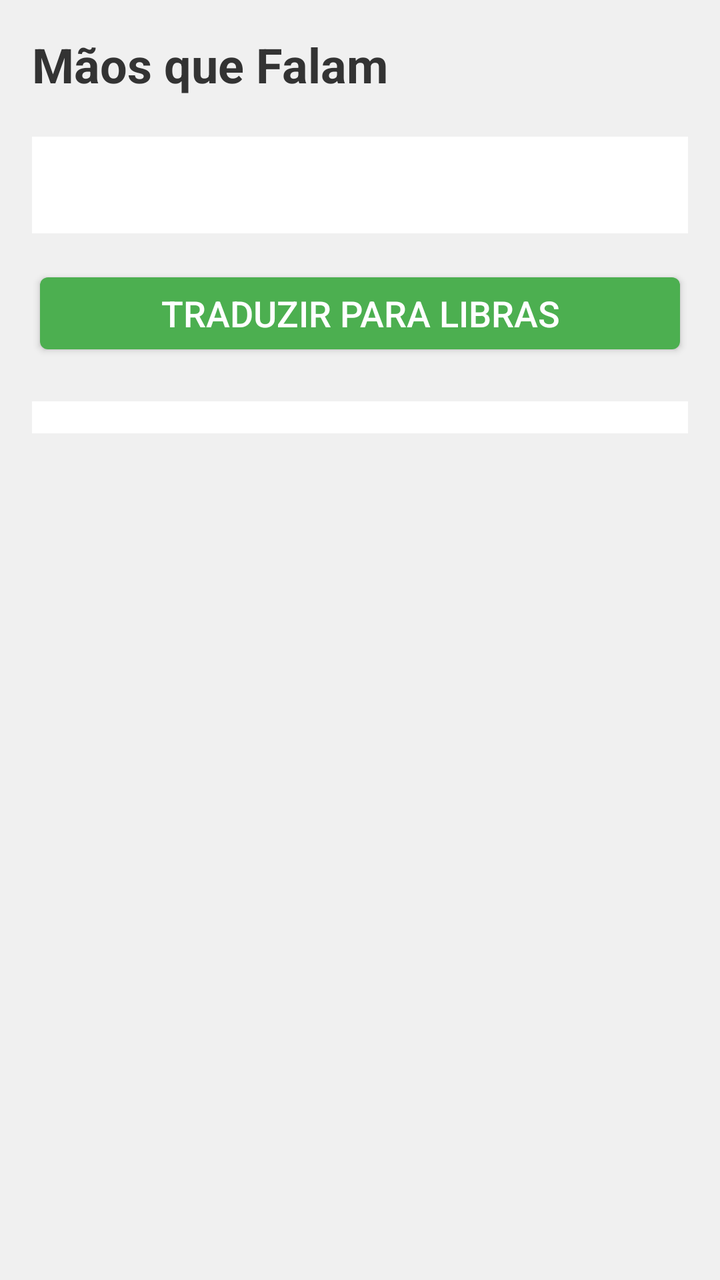
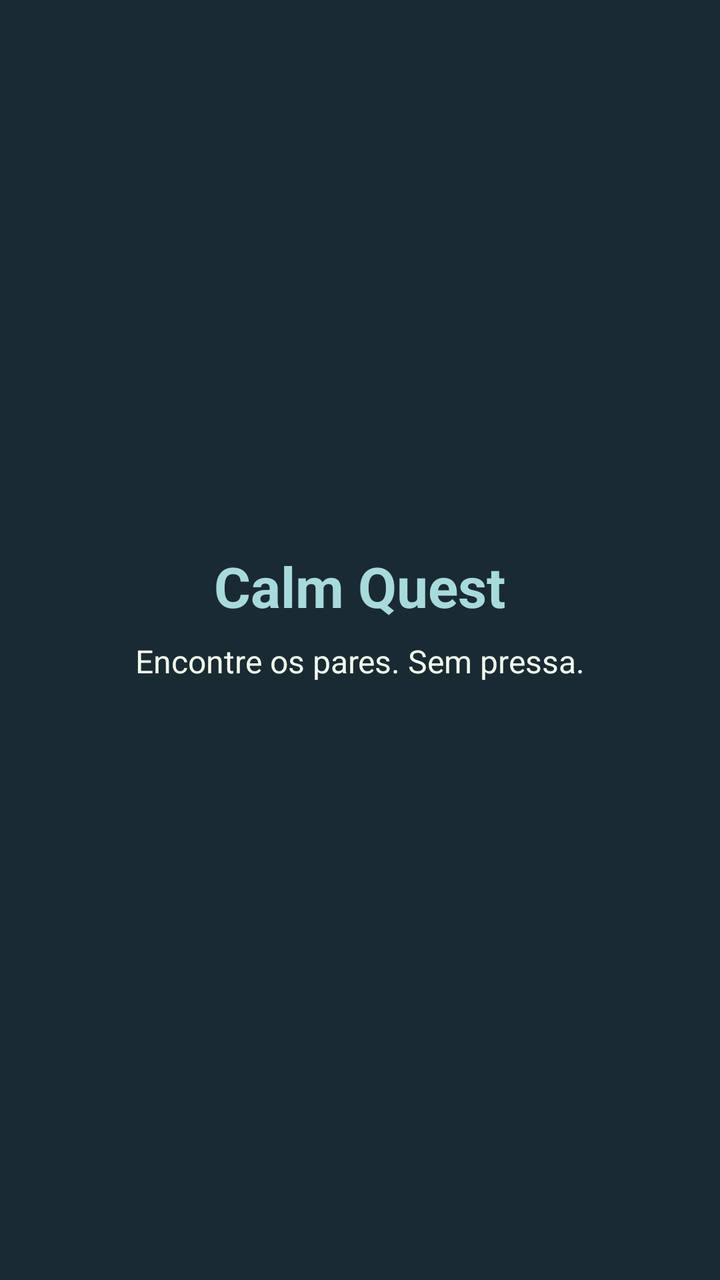

Two renders of the same Android screen: before a commit and after it. Below are the layout's source before the change and the commit's diff.
<!-- AndroidManifest.xml: application theme android:Theme.DeviceDefault.NoActionBar -->
<!-- res/layout/activity_main.xml -->
<?xml version="1.0" encoding="utf-8"?>
<LinearLayout xmlns:android="http://schemas.android.com/apk/res/android"
    android:layout_width="match_parent"
    android:layout_height="match_parent"
    android:orientation="vertical"
    android:padding="16dp"
    android:background="#F0F0F0">

    <TextView
        android:layout_width="wrap_content"
        android:layout_height="wrap_content"
        android:text="Mãos que Falam"
        android:textSize="24sp"
        android:textStyle="bold"
        android:textColor="#333333"
        android:layout_marginBottom="20dp"/>

    <EditText
        android:id="@+id/editTexto"
        android:layout_width="match_parent"
        android:layout_height="wrap_content"
        android:hint="Digite uma palavra..."
        android:inputType="text"
        android:textSize="18sp"
        android:padding="12dp"
        android:background="#FFFFFF"
        android:layout_marginBottom="16dp"/>

    <Button
        android:id="@+id/btnTraduzir"
        android:layout_width="match_parent"
        android:layout_height="wrap_content"
        android:text="Traduzir para Libras"
        android:backgroundTint="#4CAF50"
        android:textColor="#FFFFFF"
        android:textSize="18sp"
        android:layout_marginBottom="20dp"/>

    
    <HorizontalScrollView
        android:layout_width="match_parent"
        android:layout_height="wrap_content"
        android:background="#FFFFFF"
        android:padding="8dp">

        <LinearLayout
            android:id="@+id/containerImagens"
            android:layout_width="wrap_content"
            android:layout_height="wrap_content"
            android:orientation="horizontal" />
            
    </HorizontalScrollView>

</LinearLayout>
<!-- resources referenced by this layout -->
<resources>

</resources>

<!-- the commit's change to res/layout/activity_main.xml (unified diff, before → after) -->
@@ -3,52 +3,34 @@
     android:layout_width="match_parent"
     android:layout_height="match_parent"
     android:orientation="vertical"
+    android:gravity="center"
     android:padding="16dp"
-    android:background="#F0F0F0">
+    android:background="#1A2A33">
 
     <TextView
         android:layout_width="wrap_content"
         android:layout_height="wrap_content"
-        android:text="Mãos que Falam"
-        android:textSize="24sp"
+        android:text="Calm Quest"
+        android:textSize="28sp"
         android:textStyle="bold"
-        android:textColor="#333333"
-        android:layout_marginBottom="20dp"/>
+        android:textColor="#A8DADC"
+        android:layout_marginBottom="8dp"/>
 
-    <EditText
-        android:id="@+id/editTexto"
-        android:layout_width="match_parent"
+    <TextView
+        android:id="@+id/txtStatus"
+        android:layout_width="wrap_content"
         android:layout_height="wrap_content"
-        android:hint="Digite uma palavra..."
-        android:inputType="text"
-        android:textSize="18sp"
-        android:padding="12dp"
-        android:background="#FFFFFF"
-        android:layout_marginBottom="16dp"/>
-
-    <Button
-        android:id="@+id/btnTraduzir"
-        android:layout_width="match_parent"
-        android:layout_height="wrap_content"
-        android:text="Traduzir para Libras"
-        android:backgroundTint="#4CAF50"
-        android:textColor="#FFFFFF"
-        android:textSize="18sp"
-        android:layout_marginBottom="20dp"/>
+        android:text="Encontre os pares. Sem pressa."
+        android:textSize="16sp"
+        android:textColor="#F1FAEE"
+        android:layout_marginBottom="24dp"/>
 
     
-    <HorizontalScrollView
-        android:layout_width="match_parent"
+    <GridLayout
+        android:id="@+id/gridJogo"
+        android:layout_width="wrap_content"
         android:layout_height="wrap_content"
-        android:background="#FFFFFF"
-        android:padding="8dp">
-
-        <LinearLayout
-            android:id="@+id/containerImagens"
-            android:layout_width="wrap_content"
-            android:layout_height="wrap_content"
-            android:orientation="horizontal" />
-            
-    </HorizontalScrollView>
+        android:columnCount="3"
+        android:rowCount="4" />
 
 </LinearLayout>
